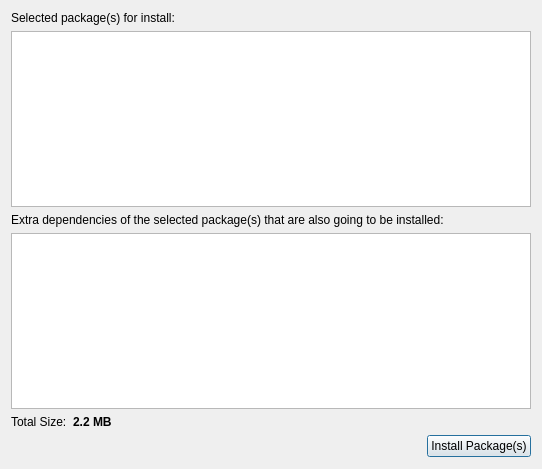
This is kde4/package-manager/manager/ui/basketdialog.ui in pars-linux/uludag as Qt 5 draws it before an edit. The edited form follows.
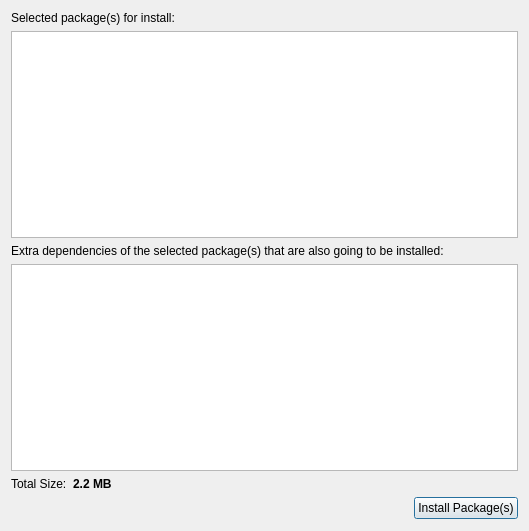
This is the edited form. Custom widgets are drawn as their Qt base class.

Commit message: A working initial multi view test

Patch:
```diff
--- a/kde4/package-manager/manager/ui/basketdialog.ui
+++ b/kde4/package-manager/manager/ui/basketdialog.ui
@@ -5,8 +5,8 @@
    <rect>
     <x>0</x>
     <y>0</y>
-    <width>542</width>
-    <height>469</height>
+    <width>529</width>
+    <height>531</height>
    </rect>
   </property>
   <property name="windowTitle" >
@@ -21,7 +21,29 @@
     </widget>
    </item>
    <item row="1" column="0" colspan="4" >
-    <widget class="PackageView" name="selectedPackagesList" />
+    <widget class="PackageView" name="packageList" >
+     <property name="minimumSize" >
+      <size>
+       <width>450</width>
+       <height>0</height>
+      </size>
+     </property>
+     <property name="rootIsDecorated" >
+      <bool>false</bool>
+     </property>
+     <property name="itemsExpandable" >
+      <bool>false</bool>
+     </property>
+     <property name="wordWrap" >
+      <bool>true</bool>
+     </property>
+     <property name="headerHidden" >
+      <bool>true</bool>
+     </property>
+     <property name="expandsOnDoubleClick" >
+      <bool>false</bool>
+     </property>
+    </widget>
    </item>
    <item row="2" column="0" colspan="4" >
     <widget class="QLabel" name="label_2" >
@@ -31,7 +53,29 @@
     </widget>
    </item>
    <item row="3" column="0" colspan="4" >
-    <widget class="PackageView" name="extraPackagesList" />
+    <widget class="PackageView" name="extraList" >
+     <property name="minimumSize" >
+      <size>
+       <width>450</width>
+       <height>0</height>
+      </size>
+     </property>
+     <property name="rootIsDecorated" >
+      <bool>false</bool>
+     </property>
+     <property name="itemsExpandable" >
+      <bool>false</bool>
+     </property>
+     <property name="wordWrap" >
+      <bool>true</bool>
+     </property>
+     <property name="headerHidden" >
+      <bool>true</bool>
+     </property>
+     <property name="expandsOnDoubleClick" >
+      <bool>false</bool>
+     </property>
+    </widget>
    </item>
    <item row="4" column="0" >
     <widget class="QLabel" name="label_3" >
```
The commit also changes 1 other file.
